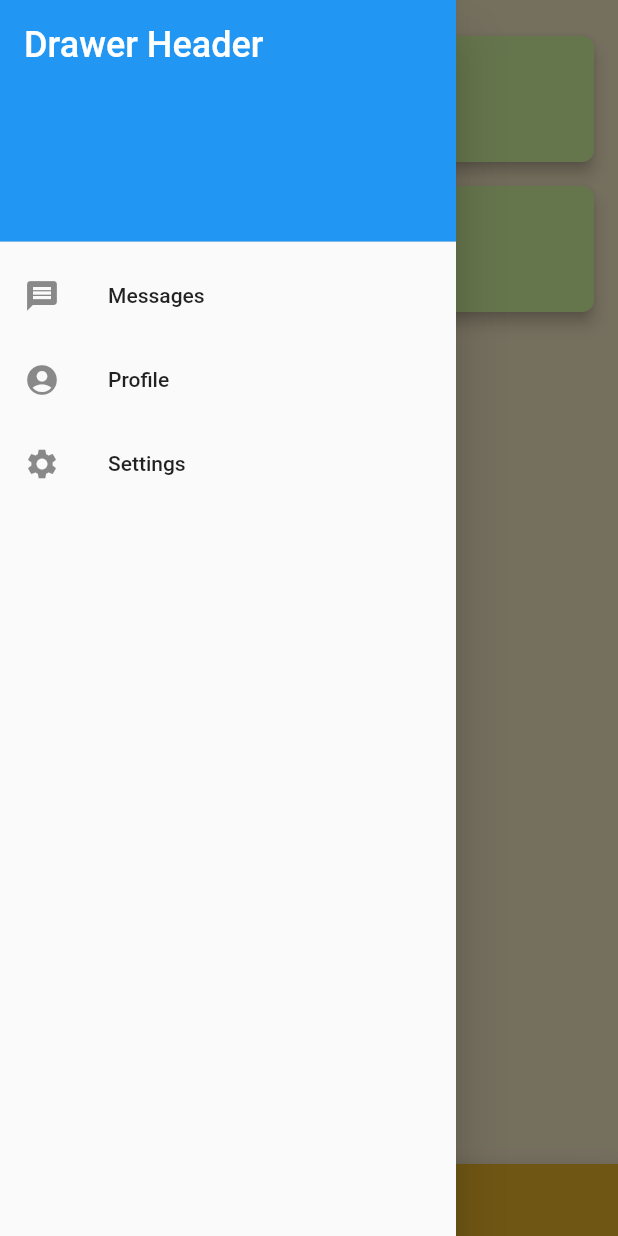
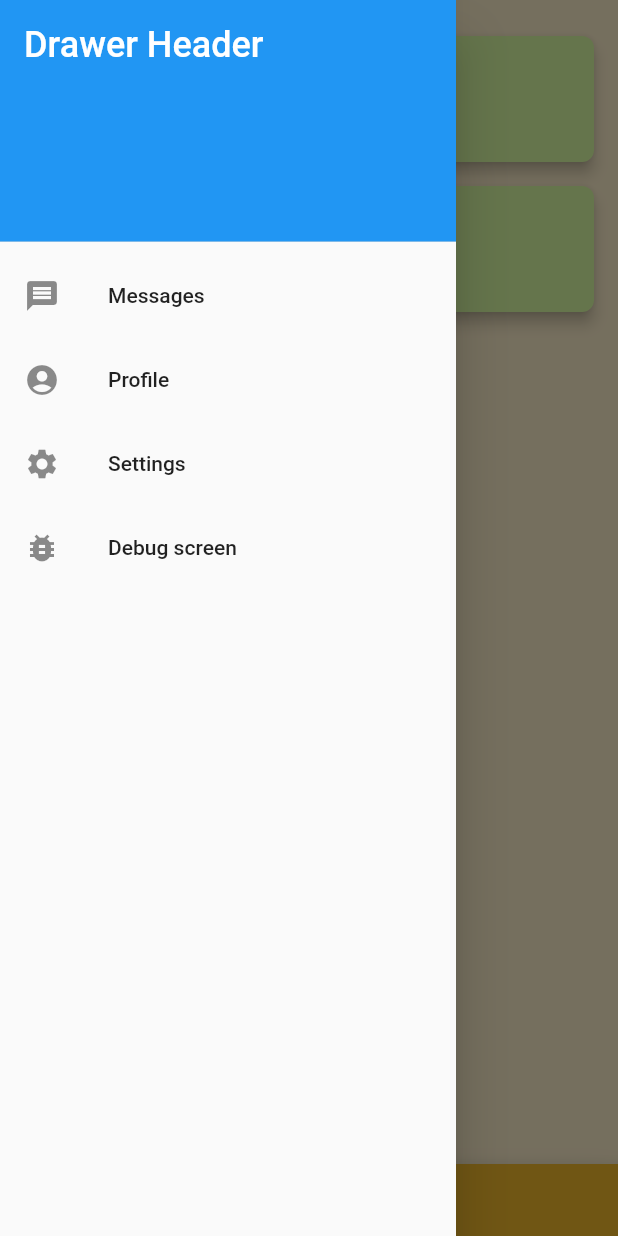
Before and after one commit to trushchinskii/langvider, a Flutter app: the MainScreen screen opened directly, after a tap on the "menu" icon, on a phone screen of 412 x 824 dp. Run offline on Flutter 3.47's test engine with Material 2 defaults, Android fonts, the phone set to English and light mode, and no system bars; our stand-ins replace cloud_firestore, dio, firebase_auth, flutter_local_notifications, flutter_slidable, google_fonts and 2 more; missing offline and left inert: keyboard_visibility, pedantic; accounts and stored records are empty; statements that could not run were skipped.

Commit message:
Added debug screen

```diff
--- a/lib/src/ui/screen/main/main_screen.dart
+++ b/lib/src/ui/screen/main/main_screen.dart
@@ -31,7 +31,7 @@ class _MainState extends BaseWidgetState<MainScreen, MainScreenWm> {
     return Drawer(
       child: ListView(
         padding: EdgeInsets.zero,
-        children: const <Widget>[
+        children: <Widget>[
           DrawerHeader(
             decoration: BoxDecoration(
               color: Colors.blue,
@@ -44,17 +44,22 @@ class _MainState extends BaseWidgetState<MainScreen, MainScreenWm> {
               ),
             ),
           ),
-          ListTile(
+          const ListTile(
             leading: Icon(Icons.message),
             title: Text('Messages'),
           ),
-          ListTile(
+          const ListTile(
             leading: Icon(Icons.account_circle),
             title: Text('Profile'),
           ),
-          ListTile(
+          const ListTile(
             leading: Icon(Icons.settings),
             title: Text('Settings'),
+          ),
+          ListTile(
+            leading: Icon(Icons.bug_report),
+            title: const Text('Debug screen'),
+            onTap: wm.openDebugScreenAction,
           ),
         ],
       ),
--- a/lib/src/ui/screen/main/main_wm.dart
+++ b/lib/src/ui/screen/main/main_wm.dart
@@ -1,5 +1,6 @@
 import 'package:langvider/src/ui/base/screen/base_widget_model.dart';
 import 'package:langvider/src/ui/base/state_management/state/action.dart';
+import 'package:langvider/src/ui/screen/debug/debug_screen_route.dart';
 import 'package:langvider/src/ui/screen/dictionary/dictionary_screen_route.dart';
 import 'package:langvider/src/ui/screen/new_word/new_word_screen_route.dart';
 import 'package:langvider/src/ui/screen/trainings/trainings_screen_route.dart';
@@ -10,12 +11,14 @@ class MainScreenWm extends BaseWidgetModel {
   final openNewWordScreenAction = Action();
   final openDictionaryScreenAction = Action();
   final openTrainingsScreenAction = Action();
+  final openDebugScreenAction = Action();
 
   @override
   void initListeners() {
     listen(openNewWordScreenAction, (_) => _openNewWordScreen());
     listen(openDictionaryScreenAction, (_) => _openDictionaryScreen());
     listen(openTrainingsScreenAction, (_) => _openTrainingsScreen());
+    listen(openDebugScreenAction, (_) => _openDebugScreen());
   }
 
   void _openNewWordScreen() {
@@ -29,4 +32,8 @@ class MainScreenWm extends BaseWidgetModel {
   void _openTrainingsScreen() {
     navigator.push(TrainingsScreenRoute());
   }
+
+  void _openDebugScreen() {
+    navigator.push(DebugScreenRoute());
+  }
 }
--- a/lib/src/ui/screen/splash/splash_screen_route.dart
+++ b/lib/src/ui/screen/splash/splash_screen_route.dart
@@ -1,5 +1,6 @@
 import 'package:flutter/material.dart';
 import 'package:langvider/src/interactor/auth/auth_interactor.dart';
+import 'package:langvider/src/interactor/notification/notification_interactor.dart';
 import 'package:langvider/src/ui/base/screen/base_widget_model.dart';
 import 'package:langvider/src/ui/screen/splash/splash_wm.dart';
 import 'package:langvider/src/ui/utils/provider_utils.dart';
@@ -28,6 +29,7 @@ class _SplashScreenProvider extends Provider<SplashScreenWm> {
             return SplashScreenWm(
               WmDependencies(context, GlobalKey()),
               ProviderUtils.provide<AuthInteractor>(context),
+              ProviderUtils.provide<NotificationInteractor>(context),
             );
           },
           child: child,
--- a/lib/src/ui/screen/splash/splash_wm.dart
+++ b/lib/src/ui/screen/splash/splash_wm.dart
@@ -1,4 +1,6 @@
+import 'package:flutter_local_notifications/flutter_local_notifications.dart';
 import 'package:langvider/src/interactor/auth/auth_interactor.dart';
+import 'package:langvider/src/interactor/notification/notification_interactor.dart';
 import 'package:langvider/src/ui/base/screen/base_widget_model.dart';
 import 'package:langvider/src/ui/screen/login/login_screen_route.dart';
 import 'package:langvider/src/ui/screen/main/main_screen_route.dart';
@@ -8,16 +10,19 @@ class SplashScreenWm extends BaseWidgetModel {
   SplashScreenWm(
     WmDependencies dependencies,
     this._authInteractor,
+    this._notificationInteractor,
   ) : super(dependencies) {
     _checkUserLogin();
   }
 
   final AuthInteractor _authInteractor;
+  final NotificationInteractor _notificationInteractor;
 
   Future<void> _checkUserLogin() async {
     final Future<List<bool>> futures = Future.wait([
       _authInteractor.isUserLogin,
       Future.delayed(const Duration(seconds: 1)),
+      _notificationInteractor.initialize(),
     ]);
 
     final isUserAuth = (await futures)[0];
```
